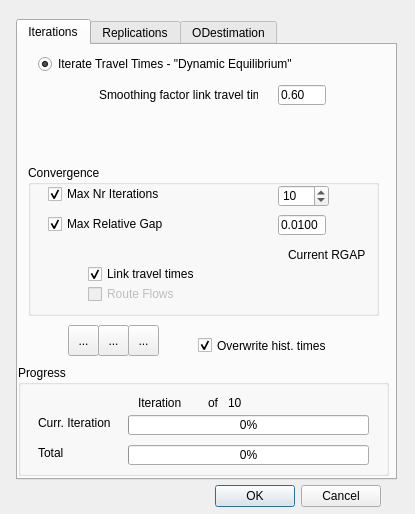
Qt form trunk/gui/ui/batchrundlg.ui (OdedCats/mezzo) before a commit.
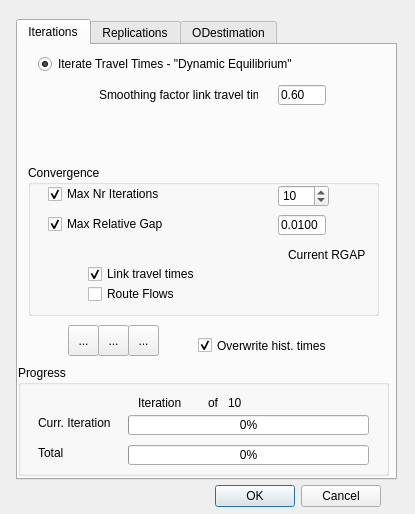
The same form after that commit. Icons and pictures are not drawn.

The edit to the form file:
```diff
--- a/trunk/gui/ui/batchrundlg.ui
+++ b/trunk/gui/ui/batchrundlg.ui
@@ -176,7 +176,7 @@
      </widget>
      <widget class="QCheckBox" name="relgap_route_flows" >
       <property name="enabled" >
-       <bool>false</bool>
+       <bool>true</bool>
       </property>
       <property name="geometry" >
        <rect>
```
